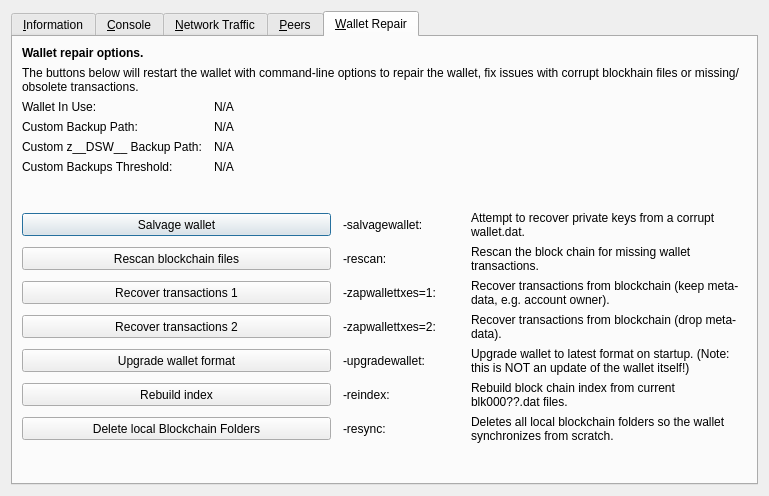
Above: src/qt/forms/rpcconsole.ui from decenomy/DSW before the change. Below: the same form after it.
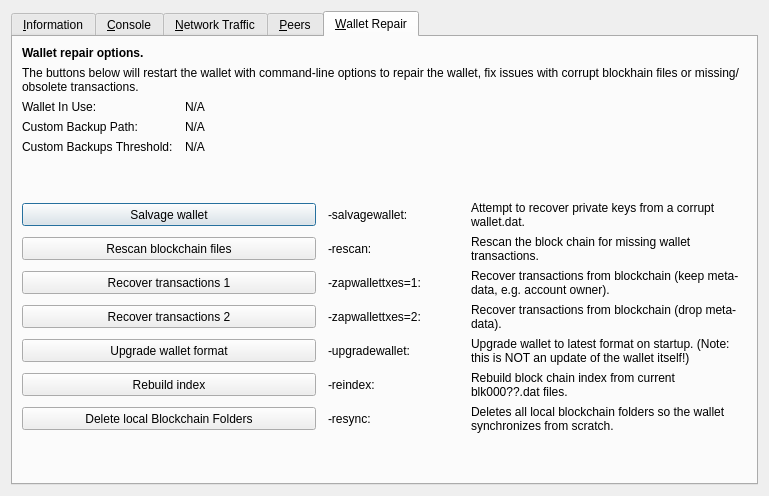
That is the form after the change. The open tabs and pages were chosen to show the change. Icons and pictures are not drawn. Custom widgets are drawn as their Qt base class.

What changed in the file:
```diff
--- a/src/qt/forms/rpcconsole.ui
+++ b/src/qt/forms/rpcconsole.ui
@@ -1327,35 +1327,6 @@
          </property>
         </widget>
        </item>
-       <item row="4" column="0">
-        <widget class="QLabel" name="wallet_customzpivbackuppath_label">
-         <property name="visible">
-          <bool>false</bool>
-         </property>
-         <property name="text">
-          <string>Custom z__DSW__ Backup Path:</string>
-         </property>
-        </widget>
-       </item>
-       <item row="4" column="1" colspan="3">
-        <widget class="QLabel" name="wallet_customzpivbackuppath">
-         <property name="cursor">
-          <cursorShape>IBeamCursor</cursorShape>
-         </property>
-         <property name="visible">
-          <bool>false</bool>
-         </property>
-         <property name="text">
-          <string>N/A</string>
-         </property>
-         <property name="textFormat">
-          <enum>Qt::PlainText</enum>
-         </property>
-         <property name="textInteractionFlags">
-          <set>Qt::LinksAccessibleByMouse|Qt::TextSelectableByKeyboard|Qt::TextSelectableByMouse</set>
-         </property>
-        </widget>
-       </item>
        <item row="5" column="0">
         <widget class="QLabel" name="wallet_custombackupthreshold_label">
          <property name="visible">
```
